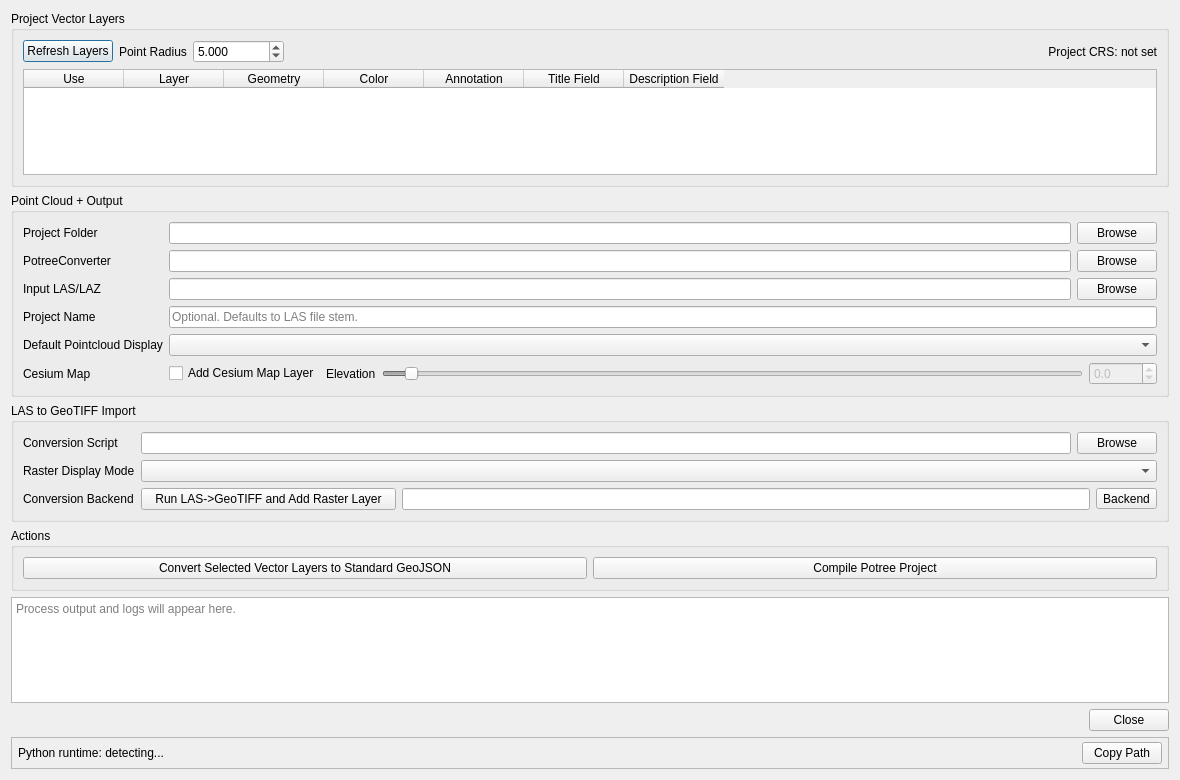
Above: qgis_plugin/potreecraft_dialog_base.ui from ThomasFarmer/PotreeCraft before the change. Below: the same form after it.
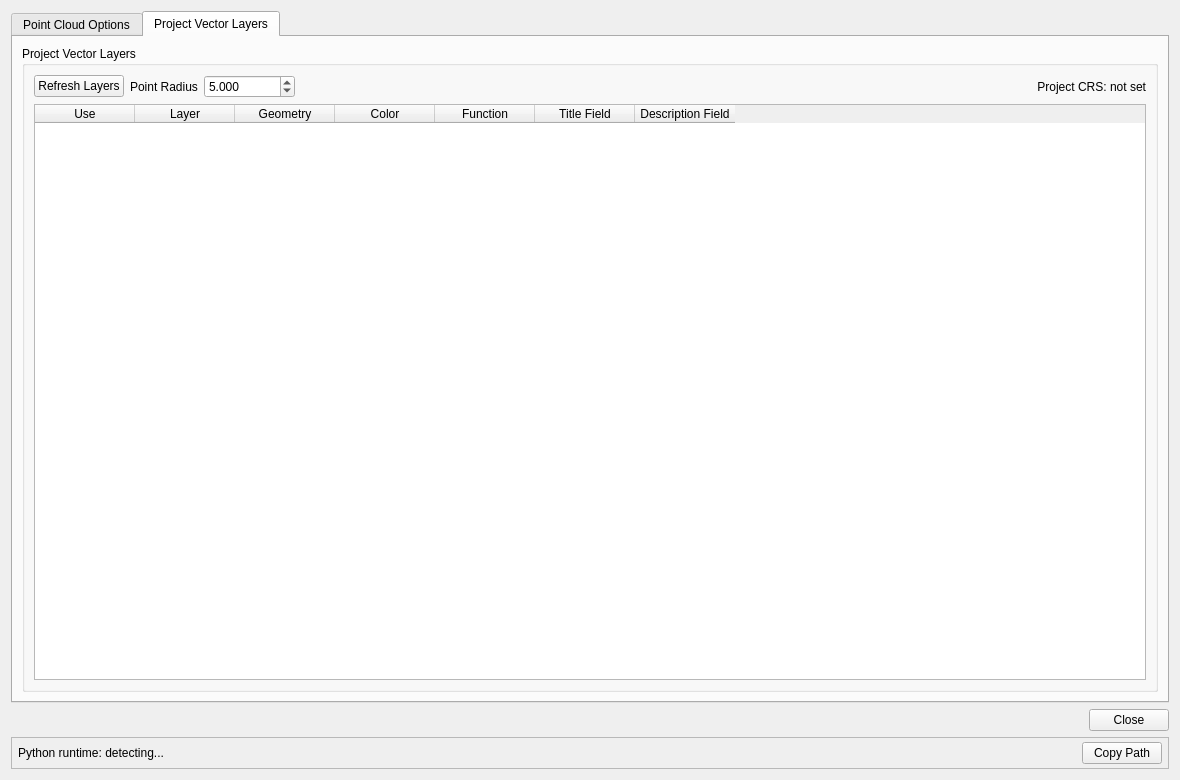
That is the form after the change. The open tabs and pages were chosen to show the change.

The edit to the form file:
```diff
--- a/qgis_plugin/potreecraft_dialog_base.ui
+++ b/qgis_plugin/potreecraft_dialog_base.ui
@@ -15,116 +15,15 @@
   </property>
   <layout class="QVBoxLayout" name="verticalLayout">
    <item>
-    <widget class="QGroupBox" name="layers_group">
-     <property name="title">
-      <string>Project Vector Layers</string>
+    <widget class="QTabWidget" name="main_tab_widget">
+     <property name="currentIndex">
+      <number>0</number>
      </property>
-     <layout class="QVBoxLayout" name="verticalLayout_layers">
-      <item>
-       <layout class="QHBoxLayout" name="layers_toolbar_layout">
-       <item>
-         <widget class="QPushButton" name="refresh_layers_button">
-          <property name="text">
-           <string>Refresh Layers</string>
-          </property>
-         </widget>
-        </item>
-        <item>
-         <widget class="QLabel" name="point_radius_label">
-          <property name="text">
-           <string>Point Radius</string>
-          </property>
-         </widget>
-        </item>
-        <item>
-         <widget class="QDoubleSpinBox" name="point_radius_spinbox">
-          <property name="decimals">
-           <number>3</number>
-          </property>
-          <property name="minimum">
-           <double>0.001000000000000</double>
-          </property>
-          <property name="maximum">
-           <double>1000000.000000000000000</double>
-          </property>
-          <property name="singleStep">
-           <double>0.500000000000000</double>
-          </property>
-          <property name="value">
-           <double>5.000000000000000</double>
-          </property>
-         </widget>
-        </item>
-       <item>
-        <spacer name="horizontalSpacer_layers">
-          <property name="orientation">
-           <enum>Qt::Horizontal</enum>
-          </property>
-          <property name="sizeHint" stdset="0">
-           <size>
-            <width>40</width>
-            <height>20</height>
-           </size>
-          </property>
-         </spacer>
-        </item>
-        <item>
-         <widget class="QLabel" name="project_crs_label">
-          <property name="text">
-           <string>Project CRS: not set</string>
-          </property>
-          <property name="alignment">
-           <set>Qt::AlignRight|Qt::AlignVCenter</set>
-          </property>
-         </widget>
-        </item>
-       </layout>
-      </item>
-      <item>
-       <widget class="QTableWidget" name="layers_table">
-        <property name="alternatingRowColors">
-         <bool>true</bool>
-        </property>
-        <column>
-         <property name="text">
-          <string>Use</string>
-         </property>
-        </column>
-        <column>
-         <property name="text">
-          <string>Layer</string>
-         </property>
-        </column>
-        <column>
-         <property name="text">
-          <string>Geometry</string>
-         </property>
-        </column>
-        <column>
-         <property name="text">
-          <string>Color</string>
-         </property>
-        </column>
-        <column>
-         <property name="text">
-          <string>Annotation</string>
-         </property>
-        </column>
-        <column>
-         <property name="text">
-          <string>Title Field</string>
-         </property>
-        </column>
-        <column>
-         <property name="text">
-          <string>Description Field</string>
-         </property>
-        </column>
-       </widget>
-      </item>
-     </layout>
-    </widget>
-   </item>
+     <widget class="QWidget" name="pointcloud_tab">
+      <attribute name="title">
+       <string>Point Cloud Options</string>
+      </attribute>
+      <layout class="QVBoxLayout" name="verticalLayout_pointcloud_tab">
    <item>
     <widget class="QGroupBox" name="io_group">
      <property name="title">
@@ -420,6 +319,128 @@
      <property name="placeholderText">
       <string>Process output and logs will appear here.</string>
      </property>
+        </widget>
+       </item>
+      </layout>
+     </widget>
+     <widget class="QWidget" name="vectors_tab">
+      <attribute name="title">
+       <string>Project Vector Layers</string>
+      </attribute>
+      <layout class="QVBoxLayout" name="verticalLayout_vectors_tab">
+       <item>
+        <widget class="QGroupBox" name="layers_group">
+         <property name="title">
+          <string>Project Vector Layers</string>
+         </property>
+         <layout class="QVBoxLayout" name="verticalLayout_layers">
+          <item>
+           <layout class="QHBoxLayout" name="layers_toolbar_layout">
+            <item>
+             <widget class="QPushButton" name="refresh_layers_button">
+              <property name="text">
+               <string>Refresh Layers</string>
+              </property>
+             </widget>
+            </item>
+            <item>
+             <widget class="QLabel" name="point_radius_label">
+              <property name="text">
+               <string>Point Radius</string>
+              </property>
+             </widget>
+            </item>
+            <item>
+             <widget class="QDoubleSpinBox" name="point_radius_spinbox">
+              <property name="decimals">
+               <number>3</number>
+              </property>
+              <property name="minimum">
+               <double>0.001000000000000</double>
+              </property>
+              <property name="maximum">
+               <double>1000000.000000000000000</double>
+              </property>
+              <property name="singleStep">
+               <double>0.500000000000000</double>
+              </property>
+              <property name="value">
+               <double>5.000000000000000</double>
+              </property>
+             </widget>
+            </item>
+            <item>
+             <spacer name="horizontalSpacer_layers">
+              <property name="orientation">
+               <enum>Qt::Horizontal</enum>
+              </property>
+              <property name="sizeHint" stdset="0">
+               <size>
+                <width>40</width>
+                <height>20</height>
+               </size>
+              </property>
+             </spacer>
+            </item>
+            <item>
+             <widget class="QLabel" name="project_crs_label">
+              <property name="text">
+               <string>Project CRS: not set</string>
+              </property>
+              <property name="alignment">
+               <set>Qt::AlignRight|Qt::AlignVCenter</set>
+              </property>
+             </widget>
+            </item>
+           </layout>
+          </item>
+          <item>
+           <widget class="QTableWidget" name="layers_table">
+            <property name="alternatingRowColors">
+             <bool>true</bool>
+            </property>
+            <column>
+             <property name="text">
+              <string>Use</string>
+             </property>
+            </column>
+            <column>
+             <property name="text">
+              <string>Layer</string>
+             </property>
+            </column>
+            <column>
+             <property name="text">
+              <string>Geometry</string>
+             </property>
+            </column>
+            <column>
+             <property name="text">
+              <string>Color</string>
+             </property>
+            </column>
+            <column>
+             <property name="text">
+              <string>Function</string>
+             </property>
+            </column>
+            <column>
+             <property name="text">
+              <string>Title Field</string>
+             </property>
+            </column>
+            <column>
+             <property name="text">
+              <string>Description Field</string>
+             </property>
+            </column>
+           </widget>
+          </item>
+         </layout>
+        </widget>
+       </item>
+      </layout>
+     </widget>
     </widget>
    </item>
    <item>
```
Lines whose indentation alone changed are shown as unchanged.
